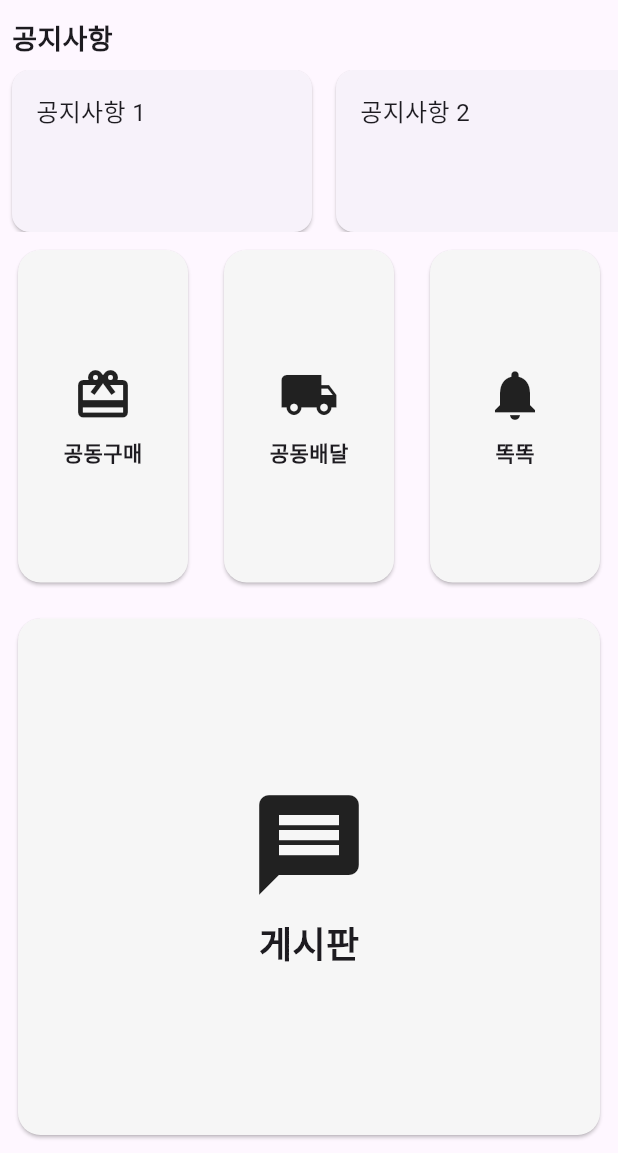
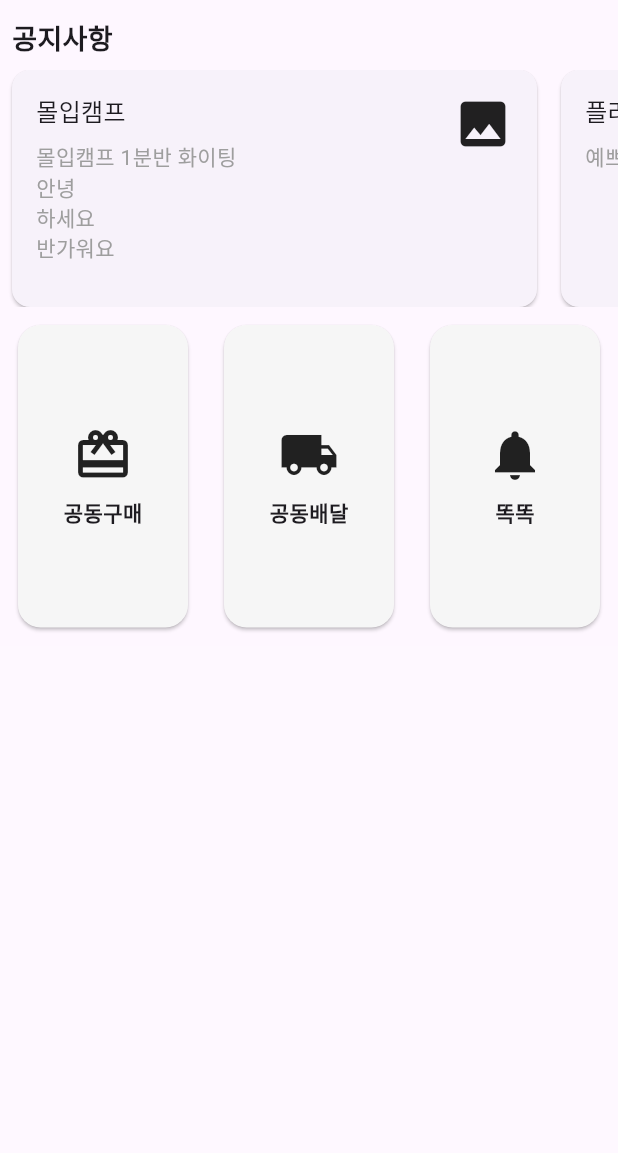
Before and after one commit to Yeongjae-Kong/everyHome, a Flutter app: the ControlView screen opened directly, on a phone screen of 412 x 824 dp, the part 83-1236 px from its top. Run offline on Flutter 3.47's test engine with Material 3 defaults, Android fonts, the phone set to English and light mode, and no system bars; our stand-ins replace image_picker, shared_preferences; missing offline and left inert: dart:ffi, kakao_flutter_sdk, kakao_flutter_sdk_common; accounts and stored records are empty; Roboto replaces fonts that are missing (Inter).

Commit message:
0109 1:49

```diff
--- a/lib/main.dart
+++ b/lib/main.dart
@@ -2,6 +2,7 @@ import 'package:madcamp_week2/view/auth_view.dart';
 import 'package:madcamp_week2/view/control_view.dart';
 import 'package:flutter/material.dart';
 import 'package:kakao_flutter_sdk_common/kakao_flutter_sdk_common.dart';
+import 'package:madcamp_week2/view/control_view_ds.dart';
 import 'package:madcamp_week2/view/log_out.dart';
 import 'package:shared_preferences/shared_preferences.dart';
 
@@ -28,7 +29,8 @@ class MyApp extends StatelessWidget {
       theme: ThemeData(
         primarySwatch: Colors.amber,
       ),
-      home: email == null ? AuthView() : const ControlView(),
+      // home: email == null ? AuthView() : const ControlView(),
+      home: ControlViewDS()
       //   home: email == null? AuthView() : Logout()
       //   home: ControlView()
       //   home: Logout()
--- a/lib/view/BoardView.dart
+++ /dev/null
@@ -1,33 +0,0 @@
-import 'package:flutter/cupertino.dart';
-import 'package:flutter/material.dart';
-
-class BoardView extends StatelessWidget {
-  @override
-  Widget build(BuildContext context) {
-    // '게시판' 카드를 나타내는 위젯
-    return Container(
-      margin: EdgeInsets.all(8),
-      child: Card(
-        shape: RoundedRectangleBorder(
-          borderRadius: BorderRadius.circular(15.0),
-        ),
-        color: Color(0xFFF6F6F6),
-        child: InkWell(
-          onTap: () {
-            // 카드 탭 액션
-          },
-          child: Center(
-            child: Column(
-              mainAxisAlignment: MainAxisAlignment.center,
-              children: [
-                Icon(Icons.message, size: 80), // 더 큰 아이콘으로 조정
-                SizedBox(height: 8),
-                Text('게시판', style: TextStyle(fontWeight: FontWeight.bold, fontSize: 24)), // 더 큰 텍스트로 조정
-              ],
-            ),
-          ),
-        ),
-      ),
-    );
-  }
-}
--- a/lib/view/NoticeView.dart
+++ b/lib/view/NoticeView.dart
@@ -1,16 +1,73 @@
+// import 'package:flutter/cupertino.dart';
+// import 'package:flutter/material.dart';
+// import 'ItemDetailModal.dart';
+//
+// class NoticeView extends StatelessWidget {
+//   @override
+//   Widget build(BuildContext context) {
+//     return Container(
+//       height: 200,
+//       child: Column(
+//         crossAxisAlignment: CrossAxisAlignment.start,
+//         children: [
+//           const Padding(
+//             padding: EdgeInsets.all(8.0),
+//             child: Text(
+//               '공지사항',
+//               style: TextStyle(fontWeight: FontWeight.bold, fontSize: 18),
+//             ),
+//           ),
+//           Expanded(
+//             child: ListView.builder(
+//               scrollDirection: Axis.horizontal,
+//               itemCount: 10,
+//               itemBuilder: (context, index) {
+//                 return GestureDetector(
+//                   onTap: () {
+//                     // 아이템이 클릭되었을 때의 동작을 정의합니다.
+//                     String noticeContent = '공지사항 ${index + 1}의 내용입니다.';
+//                     // ItemDetailModal.show(context, noticeContent);
+//                   },
+//                   child: Card(
+//                     margin: EdgeInsets.symmetric(horizontal: 8),
+//                     child: Container(
+//                       width: 350,
+//                       padding: EdgeInsets.all(16),
+//                       child: Text(
+//                         '공지사항 ${index + 1}',
+//                         style: TextStyle(fontSize: 16),
+//                       ),
+//                     ),
+//                   ),
+//                 );
+//               },
+//             ),
+//           ),
+//         ],
+//       ),
+//     );
+//   }
+// }
 import 'package:flutter/cupertino.dart';
 import 'package:flutter/material.dart';
+import 'ItemDetailModal.dart';
 
 class NoticeView extends StatelessWidget {
+  final List<Map<String, String>> noticeItems = [
+    {'title': '몰입캠프', 'content': '몰입캠프 1분반 화이팅\n안녕\n하세요\n반가워요', 'image': 'https://raw.githubusercontent.com/Yeongjae-Kong/madcamp_week2/main/assets/images/madcamp_first.jpeg'},
+    {'title': '플러터', 'content': '예쁘다', 'image': ''},
+    // Add more items as needed
+  ];
+
   @override
   Widget build(BuildContext context) {
     return Container(
-      height: 150, // 뷰의 높이를 설정합니다.
+      height: 200,
       child: Column(
         crossAxisAlignment: CrossAxisAlignment.start,
         children: [
-          Padding(
-            padding: const EdgeInsets.all(8.0),
+          const Padding(
+            padding: EdgeInsets.all(8.0),
             child: Text(
               '공지사항',
               style: TextStyle(fontWeight: FontWeight.bold, fontSize: 18),
@@ -19,17 +76,48 @@ class NoticeView extends StatelessWidget {
           Expanded(
             child: ListView.builder(
               scrollDirection: Axis.horizontal,
-              itemCount: 10, // 가로로 스크롤되는 아이템의 개수입니다.
+              itemCount: noticeItems.length,
               itemBuilder: (context, index) {
-                // 가로로 스크롤되는 아이템들을 여기에 구현합니다.
-                return Card(
-                  margin: EdgeInsets.symmetric(horizontal: 8),
-                  child: Container(
-                    width: 200, // 아이템의 너비를 설정합니다.
-                    padding: EdgeInsets.all(16),
-                    child: Text(
-                      '공지사항 ${index + 1}', // 각 공지사항의 내용입니다.
-                      style: TextStyle(fontSize: 16),
+                return GestureDetector(
+                  onTap: () {
+                    // 아이템이 클릭되었을 때의 동작을 정의합니다.
+                    String title = noticeItems[index]['title']!;
+                    String content = noticeItems[index]['content']!;
+                    String imageUrl = noticeItems[index]['image']!;
+                    ItemDetailModal.show(context, title, content, imageUrl);
+                  },
+                  child: Card(
+                    margin: EdgeInsets.symmetric(horizontal: 8),
+                    child: Container(
+                      width: 350,
+                      padding: EdgeInsets.all(16),
+                      child: Row(
+                        crossAxisAlignment: CrossAxisAlignment.start,
+                        children: [
+                          // Title and Content
+                          Expanded(
+                            child: Column(
+                              crossAxisAlignment: CrossAxisAlignment.start,
+                              children: [
+                                Text(
+                                  noticeItems[index]['title']!,
+                                  style: TextStyle(fontSize: 16),
+                                ),
+                                SizedBox(height: 8),
+                                Text(
+                                  noticeItems[index]['content']!,
+                                  style: TextStyle(fontSize: 14, color: Colors.grey),
+                                  maxLines: 4,
+                                  overflow: TextOverflow.ellipsis,
+                                ),
+                              ],
+                            ),
+                          ),
+                          SizedBox(width: 16),
+                          if (noticeItems[index]['image']!='')
+                            Icon(Icons.photo, size: 40)
+                        ],
+                      ),
                     ),
                   ),
                 );
--- a/lib/view/TopMenuView.dart
+++ b/lib/view/TopMenuView.dart
@@ -41,7 +41,10 @@ class TopMenuView extends StatelessWidget {
           ),
           color: Color(0xFFF6F6F6),
           child: InkWell(
-            onTap: onTap,
+            onTap: (){
+              //TODO 추가
+            },
+
             child: Column(
               mainAxisAlignment: MainAxisAlignment.center,
               children: [
--- a/lib/view/control_view.dart
+++ b/lib/view/control_view.dart
@@ -1,7 +1,6 @@
 import 'package:flutter/cupertino.dart';
 import 'package:flutter/material.dart';
 import 'package:madcamp_week2/view/CustomAppBar.dart';
-import 'package:madcamp_week2/view/BoardView.dart';
 import 'package:madcamp_week2/view/TopMenuView.dart';
 import 'package:madcamp_week2/view/NoticeView.dart';
 
@@ -26,7 +25,9 @@ class _ControlViewState extends State<ControlView> {
           ),
           Expanded(
             flex: 3,
-            child: BoardView(), // 게시판 뷰
+            child: Container(
+              color: Colors.white.withOpacity(0.1),
+            ), // 게시판 뷰
           ),
         ],
       ),
--- a/pubspec.yaml
+++ b/pubspec.yaml
@@ -33,6 +33,7 @@ dependencies:
   shared_preferences: ^2.0.7
   http: ^1.1.2
   kakao_flutter_sdk: ^1.8.0
+  image_picker: ^1.0.6
 
   # The following adds the Cupertino Icons font to your application.
   # Use with the CupertinoIcons class for iOS style icons.
@@ -63,6 +64,7 @@ flutter:
   # To add assets to your application, add an assets section, like this:
   assets:
      - assets/images/
+     - assets/images/notification.svg
   #   - images/a_dot_ham.jpeg
 
   # An image asset can refer to one or more resolution-specific "variants", see
```
Also changed, not shown: lib/view/CustomAppBar.dart (+46 -11 lines), lib/view/ItemDetailModal.dart (added, +112 -0 lines), lib/view/PostModal.dart (added, +186 -0 lines), lib/view/control_view_ds.dart (added, +187 -0 lines), assets/images/madcamp_first.jpeg (added), assets/images/notification.svg (added), pubspec.lock, 8 other files.
